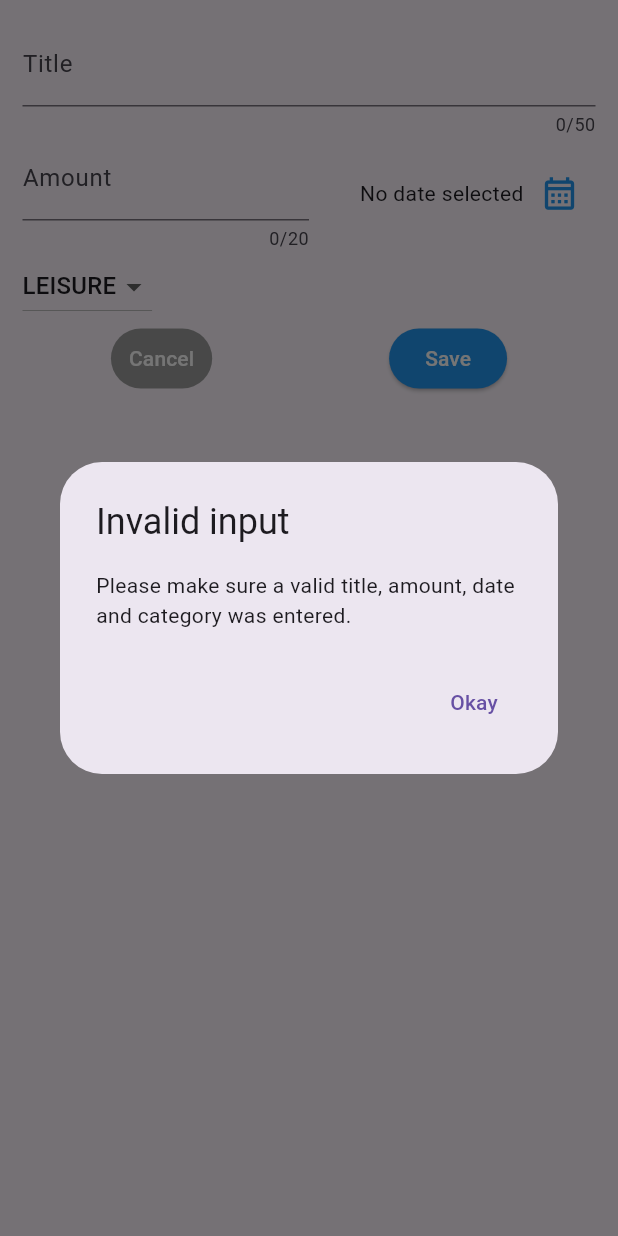
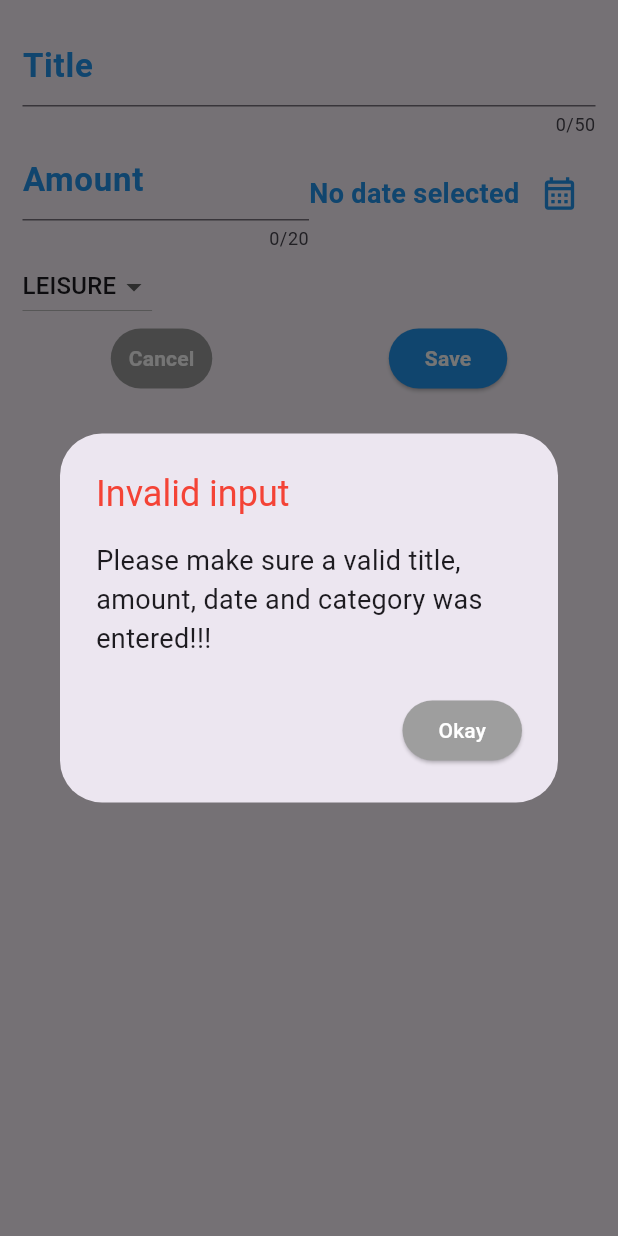
Before and after one commit to maithanhtrong1113/dartCourse, a Flutter app: the NewExpense widget shown alone on an empty page, opened directly with empty values, after a tap on "Save", on a phone screen of 412 x 824 dp. Run offline on Flutter 3.47's test engine with Material 2 defaults, Android fonts, the phone set to English and light mode, and no system bars.

Commit message:
add style modal

```diff
--- a/lib/widget/new_expense.dart
+++ b/lib/widget/new_expense.dart
@@ -44,15 +44,28 @@ class _NewExpenseState extends State<NewExpense> {
       showDialog(
         context: context,
         builder: (ctx) => AlertDialog(
-          title: const Text('Invalid input'),
+          title: const Text(
+            'Invalid input',
+            style: TextStyle(
+              color: Colors.red,
+            ),
+          ),
           content: const Text(
-              'Please make sure a valid title, amount, date and category was entered.'),
+            'Please make sure a valid title, amount, date and category was entered!!!',
+            style: TextStyle(fontSize: 18),
+          ),
           actions: [
-            TextButton(
+            ElevatedButton(
               onPressed: () {
                 Navigator.pop(ctx);
               },
-              child: const Text('Okay'),
+              style: ElevatedButton.styleFrom(
+                backgroundColor: Colors.grey,
+              ),
+              child: const Text(
+                'Okay',
+                style: TextStyle(color: Colors.white),
+              ),
             ),
           ],
         ),
@@ -66,6 +79,7 @@ class _NewExpenseState extends State<NewExpense> {
           category: _selectedCategory,
           date: _selectedDate!),
     );
+    Navigator.pop(context);
   }
 
   @override
@@ -79,7 +93,14 @@ class _NewExpenseState extends State<NewExpense> {
             maxLength: 50,
             controller: _titleController,
             decoration: const InputDecoration(
-              label: Text('Title'),
+              label: Text(
+                'Title',
+                style: TextStyle(
+                  color: Color.fromARGB(255, 35, 151, 240),
+                  fontSize: 22,
+                  fontWeight: FontWeight.bold,
+                ),
+              ),
             ),
           ),
           Row(
@@ -90,7 +111,14 @@ class _NewExpenseState extends State<NewExpense> {
                   controller: _amountController,
                   keyboardType: TextInputType.number,
                   decoration: const InputDecoration(
-                    label: Text('Amount'),
+                    label: Text(
+                      'Amount',
+                      style: TextStyle(
+                        color: Color.fromARGB(255, 35, 151, 240),
+                        fontSize: 22,
+                        fontWeight: FontWeight.bold,
+                      ),
+                    ),
                     prefixText: '\$',
                   ),
                 ),
@@ -99,10 +127,17 @@ class _NewExpenseState extends State<NewExpense> {
                 child: Row(
                   mainAxisAlignment: MainAxisAlignment.end,
                   children: [
-                    Text(
-                      _selectedDate == null
-                          ? 'No date selected'
-                          : formatter.format(_selectedDate!),
+                    Expanded(
+                      child: Text(
+                        _selectedDate == null
+                            ? 'No date selected'
+                            : formatter.format(_selectedDate!),
+                        style: const TextStyle(
+                          color: Color.fromARGB(255, 35, 151, 240),
+                          fontSize: 18,
+                          fontWeight: FontWeight.bold,
+                        ),
+                      ),
                     ),
                     IconButton(
                       onPressed: _presentDatePicker,
@@ -148,7 +183,10 @@ class _NewExpenseState extends State<NewExpense> {
                 ),
                 child: const Text(
                   'Cancel',
-                  style: TextStyle(color: Colors.white),
+                  style: TextStyle(
+                    color: Colors.white,
+                    fontWeight: FontWeight.bold,
+                  ),
                 ),
               ),
               ElevatedButton(
@@ -160,6 +198,7 @@ class _NewExpenseState extends State<NewExpense> {
                   'Save',
                   style: TextStyle(
                     color: Colors.white,
+                    fontWeight: FontWeight.bold,
                   ),
                 ),
               ),
```
